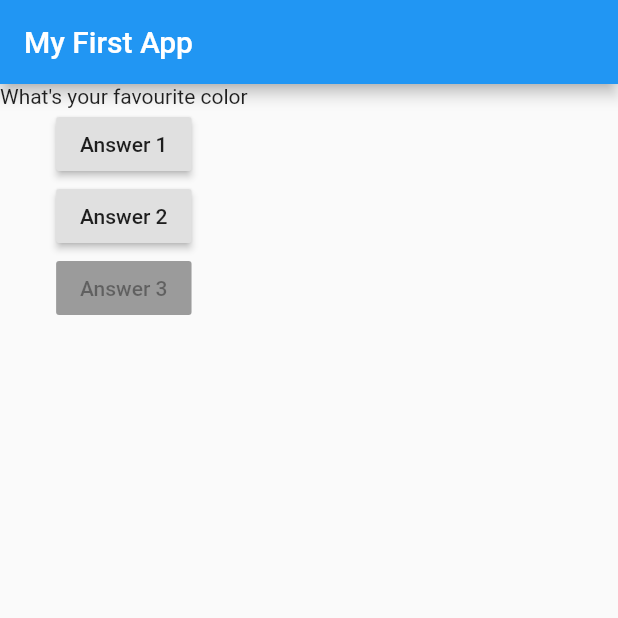
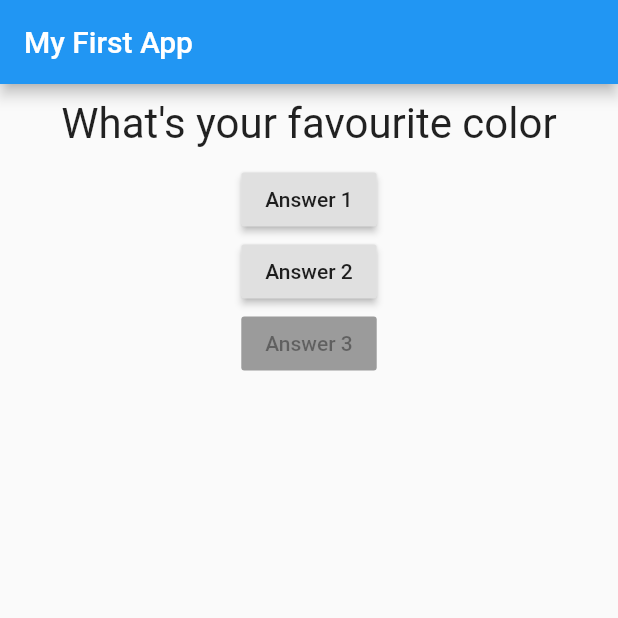
Before and after one commit to KishoreKoushik/Flutter_complete_guide, a Flutter app: the screen it shows after launch, on a phone screen of 412 x 824 dp, the top half of it. Run offline on Flutter 3.47's test engine with Material 2 defaults, Android fonts, the phone set to English and light mode, and no system bars.

```diff
--- a/lib/main.dart
+++ b/lib/main.dart
@@ -1,4 +1,5 @@
 import 'package:flutter/material.dart';
+import './questin.dart';
 
 // void main() {
 //   runApp(MyApp());
@@ -37,7 +38,7 @@ class _MyAppState extends State<MyApp> {
       ),
       body: Column(
         children: <Widget>[
-          Text(questions[_questionIndex]),
+          Question(questions[_questionIndex]),
           RaisedButton(
             child: Text('Answer 1'),
             onPressed: _answerQuestion,
--- /dev/null
+++ b/lib/questin.dart
@@ -0,0 +1,20 @@
+import 'package:flutter/material.dart';
+
+class Question extends StatelessWidget {
+  final String questionText;
+
+  Question(this.questionText);
+
+  @override
+  Widget build(BuildContext context) {
+    return Container(
+      width: double.infinity,
+      margin: EdgeInsets.all(10),
+      child: Text(
+      questionText,
+      style: TextStyle(fontSize: 28),
+      textAlign: TextAlign.center,
+    ),
+    );
+  }
+}
```
